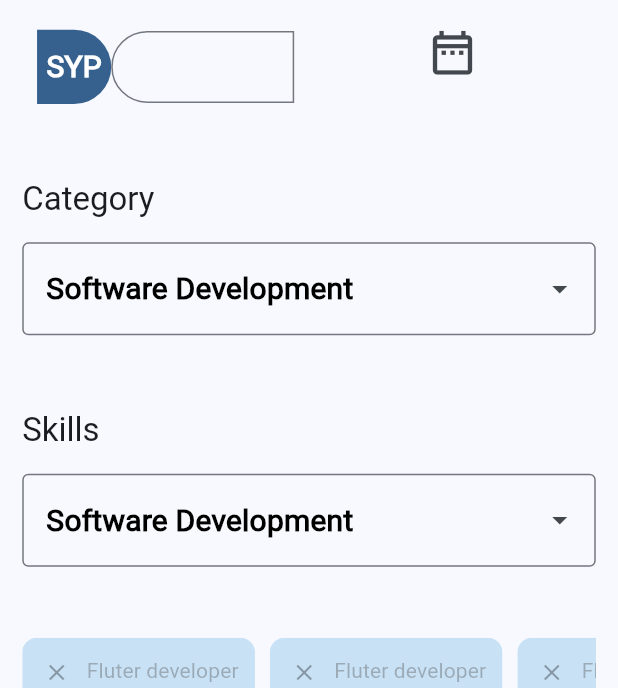
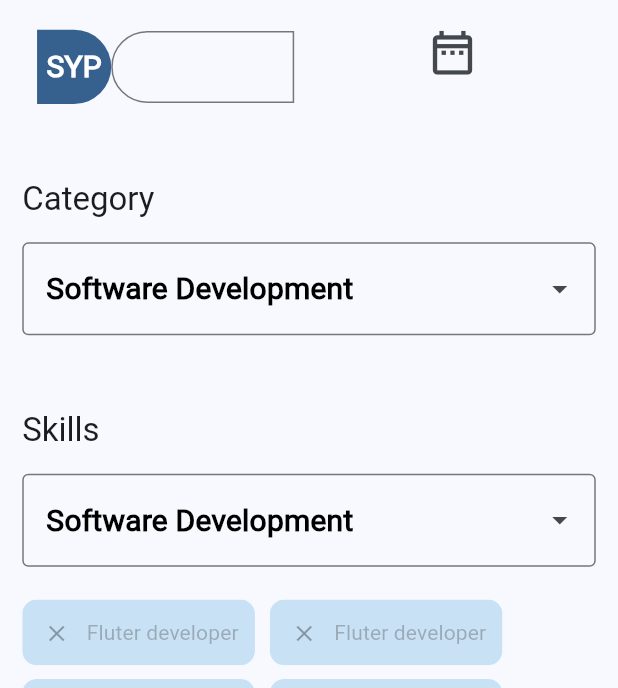
Before and after one commit to supermajinz/freelance_job_portal-1, a Flutter app: the CreateProject screen opened by its route, on a phone screen of 412 x 824 dp, the part 548-1236 px from its top. Run offline on Flutter 3.47's test engine with Material 3 defaults, Android fonts, the phone set to English and light mode, and no system bars; drawn by our look-alikes of dropdown_search; our stand-ins replace bloc, blur, chat_bubbles, dartz, dio, dots_indicator and 15 more; missing offline and left inert: animated_rating_bar, navigation_view, rating_summary, stomp_dart_client; accounts and stored records are empty; generated files the repository leaves out were written again.

Commit message:
لك اخخخخخخخخخخخخ

```diff
--- a/lib/core/utils/app_router.dart
+++ b/lib/core/utils/app_router.dart
@@ -10,6 +10,7 @@ import 'package:freelance_job_portal/features/chat/presentation/views/chat.dart'
 import 'package:freelance_job_portal/features/chat/presentation/views/dms.dart';
 import 'package:freelance_job_portal/features/home/presentation/views/home.dart';
 import 'package:freelance_job_portal/features/home/presentation/views/homescreen.dart';
+import 'package:freelance_job_portal/features/home/presentation/views/widget/skills.dart';
 import 'package:freelance_job_portal/features/my_project/presentation/views/my_project.dart';
 import 'package:freelance_job_portal/features/my_project/presentation/views/project_status_details.dart';
 import 'package:freelance_job_portal/features/notifications/presentation/views/notifications.dart';
@@ -81,6 +82,10 @@ abstract class AppRouter {
     GoRoute(
       path: '/home',
       builder: (context, state) => const Home(),
+    ),
+    GoRoute(
+      path: '/skills',
+      builder: (context, state) => const Skills(),
     ),
     GoRoute(
       path: '/homescreen',
--- a/lib/features/home/presentation/views/widget/home_body.dart
+++ b/lib/features/home/presentation/views/widget/home_body.dart
@@ -37,7 +37,10 @@ class HomeBody extends StatelessWidget {
               itemCount: 8,
               itemBuilder: (context, index) {
                 return InkWell(
-                    onTap: () {}, child: const CustomCartegoryCard());
+                    onTap: () {
+                      GoRouter.of(context).push("/skills");
+                    },
+                    child: const CustomCartegoryCard());
               },
             ),
           ),
--- a/lib/features/projects/presentation/views/widget/create_project_body.dart
+++ b/lib/features/projects/presentation/views/widget/create_project_body.dart
@@ -5,10 +5,10 @@ import 'package:freelance_job_portal/core/widget/custom_meony_general.dart';
 import 'package:freelance_job_portal/core/widget/custom_sub_title.dart';
 import 'package:freelance_job_portal/core/widget/custom_text_form_general.dart';
 import 'package:freelance_job_portal/core/widget/space.dart';
-import 'package:freelance_job_portal/features/profile/presentation/views/widget/custom_Chip_button.dart';
 import 'package:freelance_job_portal/features/profile/presentation/views/widget/custom_dropdown_searsh.dart';
 import 'package:freelance_job_portal/features/profile/presentation/views/widget/show_chip.dart';
 import 'package:freelance_job_portal/features/protofolio/presentaion/views/widget/custom_date.dart';
+import '../../../../profile/presentation/views/widget/custom_show_chip_button.dart';
 
 class CreateprojectBody extends StatelessWidget {
   const CreateprojectBody({super.key});
@@ -69,18 +69,7 @@ class CreateprojectBody extends StatelessWidget {
             const VirticalSpace(1.5),
             const CustomDropdownSearsh1(),
             const VirticalSpace(2),
-            SizedBox(
-              height: SizeConfig.defaultSize! * 10,
-              child: ListView.separated(
-                  scrollDirection: Axis.horizontal,
-                  itemBuilder: (context, index) {
-                    return const CustomChipButton();
-                  },
-                  separatorBuilder: (context, index) {
-                    return const HorizintalSpace(1);
-                  },
-                  itemCount: 4),
-            ),
+           const CustomShowChipButton(),
             const VirticalSpace(2),
             const ShowChip(),
             const VirticalSpace(7),
```
Also changed, not shown: lib/features/home/presentation/views/widget/skills.dart (added, +31 -0 lines), lib/features/projects/presentation/views/widget/edit_project_body.dart (+2 -13 lines).
